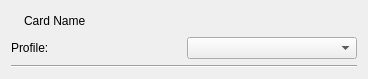
First picture: the form in src/cardwidget.ui, repository lxqt/pavucontrol-qt, before the edit.
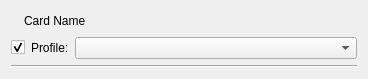
Second picture: the form after the edit.

Commit message:
Treat the 'off' card profile specifically
Present the 'off' profile as enable/disable checkbox in GUI. Also
remember the last "active" profile to activate it after enabling.

Note: after restarting the application we have no way to know which
profile was active before the 'off' profile (if 'off' profile is
activated at application startup).

Diff of the .ui file:
```diff
--- a/src/cardwidget.ui
+++ b/src/cardwidget.ui
@@ -13,9 +13,9 @@
   <property name="windowTitle">
    <string>Form</string>
   </property>
-  <layout class="QGridLayout" name="gridLayout">
-   <item row="0" column="0" colspan="2">
-    <layout class="QHBoxLayout" name="horizontalLayout" stretch="0,1">
+  <layout class="QVBoxLayout" name="verticalLayout">
+   <item>
+    <layout class="QHBoxLayout" name="nameHLayout" stretch="0,1">
      <item>
       <widget class="QLabel" name="iconImage">
        <property name="text">
@@ -32,17 +32,28 @@
      </item>
     </layout>
    </item>
-   <item row="1" column="0">
-    <widget class="QLabel" name="label_3">
-     <property name="text">
-      <string>Profile:</string>
-     </property>
-    </widget>
+   <item>
+    <layout class="QHBoxLayout" name="profileHLayout" stretch="0,0,1">
+     <item>
+      <widget class="QCheckBox" name="profileCB">
+       <property name="checked">
+        <bool>true</bool>
+       </property>
+      </widget>
+     </item>
+     <item>
+      <widget class="QLabel" name="profileLabel">
+       <property name="text">
+        <string>Profile:</string>
+       </property>
+      </widget>
+     </item>
+     <item>
+      <widget class="QComboBox" name="profileList"/>
+     </item>
+    </layout>
    </item>
-   <item row="1" column="1">
-    <widget class="QComboBox" name="profileList"/>
-   </item>
-   <item row="2" column="0" colspan="2">
+   <item>
     <widget class="Line" name="line">
      <property name="orientation">
       <enum>Qt::Horizontal</enum>
```
Left out of the diff: 35 changed lines with no effect on the pictures. The commit also changes 3 other files.
